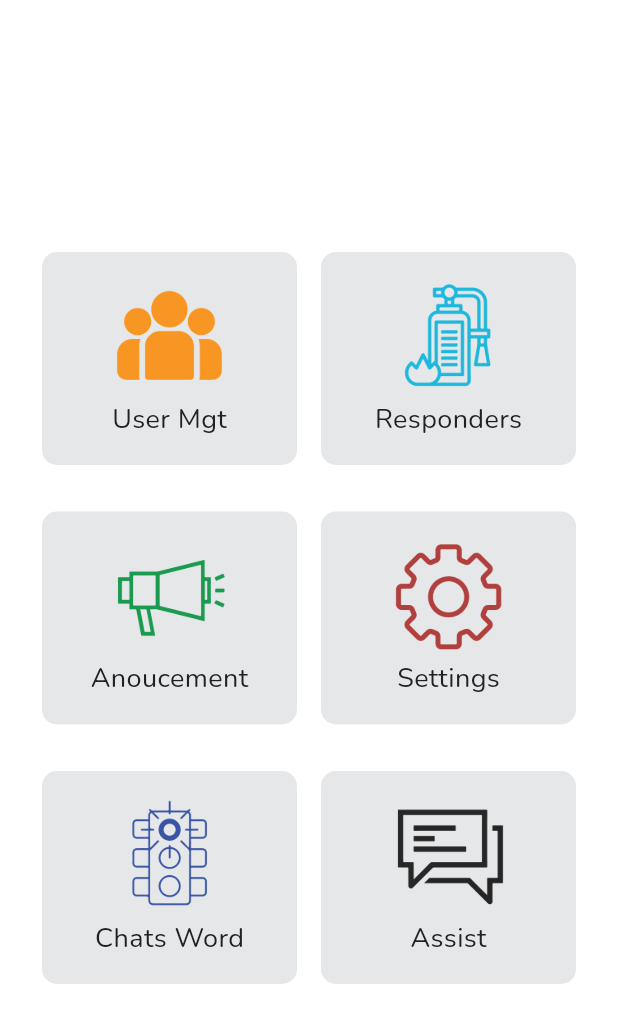
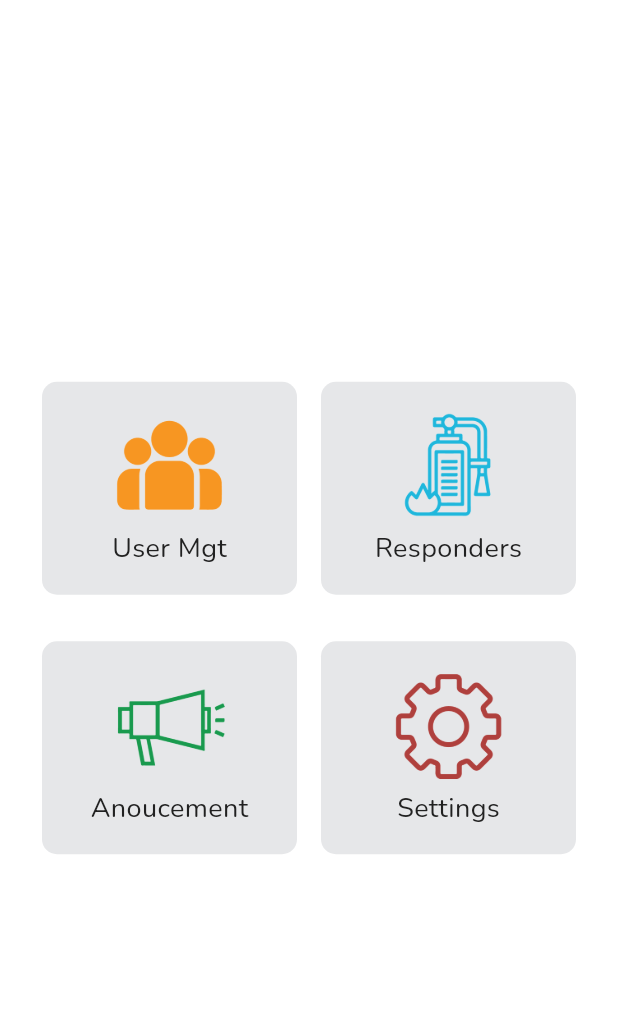
Before and after one commit to khalilabdiwali/Gargaar, a Flutter app: the AdminDashboardView screen opened directly, on a phone screen of 412 x 824 dp. Shown: the top 1023 px of the screen. Run offline on Flutter 3.47's test engine with Material 3 defaults, Android fonts, the phone set to English and light mode, and no system bars; our stand-ins replace animated_bottom_navigation_bar, audioplayers, avatar_glow, cached_network_image, easy_localization, firebase_auth and 16 more; missing offline and left inert: audio_waveforms, flutter_phone_direct_caller, flutter_sound, google_maps_flutter_platform_interface; accounts and stored records are empty.

Commit message:
Update AdminDashboardView.dart

```diff
--- a/lib/AdminDashboardView.dart
+++ b/lib/AdminDashboardView.dart
@@ -48,18 +48,18 @@ class AdminDashboardView extends StatelessWidget {
                       MaterialPageRoute(builder: (context) => SettingsPage())),
                 ],
               ),
-              SizedBox(height: 15),
-              _buildServiceRow(
-                context,
-                images: ['assets/traffic.gif', 'assets/assis.gif'],
-                labels: ['Chats Word', 'Assist'],
-                actions: [
-                  () => Navigator.push(context,
-                      MaterialPageRoute(builder: (context) => BadChatsPage())),
-                  () => Navigator.push(context,
-                      MaterialPageRoute(builder: (context) => PoliceOffline())),
-                ],
-              ),
+              // SizedBox(height: 15),
+              // _buildServiceRow(
+              //   context,
+              //   images: ['assets/traffic.gif', 'assets/assis.gif'],
+              //   labels: ['Chats Word', 'Assist'],
+              //   actions: [
+              //     () => Navigator.push(context,
+              //         MaterialPageRoute(builder: (context) => BadChatsPage())),
+              //     () => Navigator.push(context,
+              //         MaterialPageRoute(builder: (context) => PoliceOffline())),
+              //   ],
+              // ),
             ],
           ),
         ),
```
